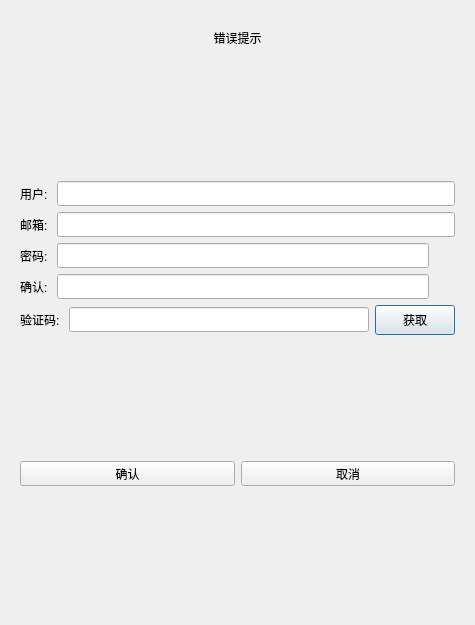
First picture: the form in client/registerdialog.ui, repository a2789551808-lgtm/chatprogram, before the edit.
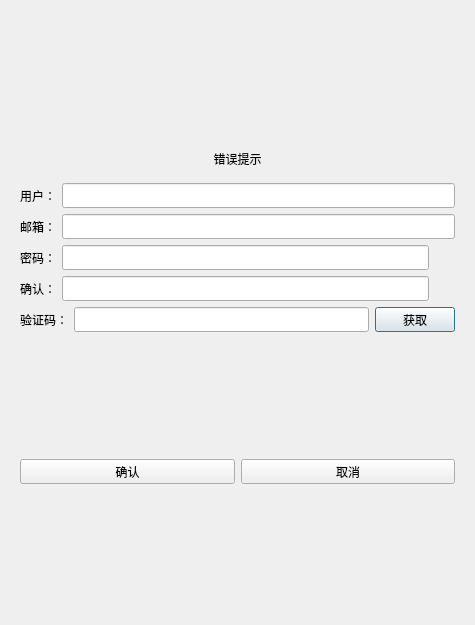
Second picture: the form after the edit. Custom widgets are drawn as their Qt base class.

Commit message: 添加了qt客户端登录后的各种界面，合并了客户端界面的代码；添加了chatserver2，修改了配置文件和重新生成了grpc的服务；在chatserver里添加了grpc的客户端，服务器和连接池类；添加了usermgr类来管理用户数据

Patch:
```diff
--- a/client/registerdialog.ui
+++ b/client/registerdialog.ui
@@ -35,6 +35,19 @@
        </property>
        <widget class="QWidget" name="page">
         <layout class="QVBoxLayout" name="verticalLayout_3">
+         <item>
+          <spacer name="verticalSpacer">
+           <property name="orientation">
+            <enum>Qt::Vertical</enum>
+           </property>
+           <property name="sizeHint" stdset="0">
+            <size>
+             <width>20</width>
+             <height>40</height>
+            </size>
+           </property>
+          </spacer>
+         </item>
          <item>
           <widget class="QWidget" name="widget" native="true">
            <layout class="QVBoxLayout" name="verticalLayout_4">
@@ -51,23 +64,10 @@
            </layout>
           </widget>
          </item>
-         <item>
-          <spacer name="verticalSpacer">
-           <property name="orientation">
-            <enum>Qt::Vertical</enum>
-           </property>
-           <property name="sizeHint" stdset="0">
-            <size>
-             <width>20</width>
-             <height>40</height>
-            </size>
-           </property>
-          </spacer>
-         </item>
          <item>
           <layout class="QHBoxLayout" name="horizontalLayout">
            <item>
-            <widget class="QLabel" name="user_lable">
+            <widget class="QLabel" name="user_label">
              <property name="minimumSize">
               <size>
                <width>0</width>
@@ -81,7 +81,7 @@
               </size>
              </property>
              <property name="text">
-              <string>用户: </string>
+              <string>用户：</string>
              </property>
             </widget>
            </item>
@@ -103,49 +103,10 @@
            </item>
           </layout>
          </item>
-         <item>
-          <layout class="QHBoxLayout" name="horizontalLayout_2">
-           <item>
-            <widget class="QLabel" name="email_lable">
-             <property name="minimumSize">
-              <size>
-               <width>0</width>
-               <height>25</height>
-              </size>
-             </property>
-             <property name="maximumSize">
-              <size>
-               <width>16777215</width>
-               <height>25</height>
-              </size>
-             </property>
-             <property name="text">
-              <string>邮箱: </string>
-             </property>
-            </widget>
-           </item>
-           <item>
-            <widget class="QLineEdit" name="email_edit">
-             <property name="minimumSize">
-              <size>
-               <width>0</width>
-               <height>25</height>
-              </size>
-             </property>
-             <property name="maximumSize">
-              <size>
-               <width>16777215</width>
-               <height>25</height>
-              </size>
-             </property>
-            </widget>
-           </item>
-          </layout>
-         </item>
          <item>
           <layout class="QHBoxLayout" name="horizontalLayout_3">
            <item>
-            <widget class="QLabel" name="pass_lable">
+            <widget class="QLabel" name="email_label">
              <property name="minimumSize">
               <size>
                <width>0</width>
@@ -159,7 +120,46 @@
               </size>
              </property>
              <property name="text">
-              <string>密码: </string>
+              <string>邮箱：</string>
+             </property>
+            </widget>
+           </item>
+           <item>
+            <widget class="QLineEdit" name="email_edit">
+             <property name="minimumSize">
+              <size>
+               <width>0</width>
+               <height>25</height>
+              </size>
+             </property>
+             <property name="maximumSize">
+              <size>
+               <width>16777215</width>
+               <height>25</height>
+              </size>
+             </property>
+            </widget>
+           </item>
+          </layout>
+         </item>
+         <item>
+          <layout class="QHBoxLayout" name="horizontalLayout_4">
+           <item>
+            <widget class="QLabel" name="pass_label">
+             <property name="minimumSize">
+              <size>
+               <width>0</width>
+               <height>25</height>
+              </size>
+             </property>
+             <property name="maximumSize">
+              <size>
+               <width>16777215</width>
+               <height>25</height>
+              </size>
+             </property>
+             <property name="text">
+              <string>密码：</string>
              </property>
             </widget>
            </item>
@@ -193,6 +193,9 @@
                <height>20</height>
               </size>
              </property>
+             <property name="styleSheet">
+              <string notr="true"/>
+             </property>
              <property name="text">
               <string/>
              </property>
@@ -201,9 +204,9 @@
           </layout>
          </item>
          <item>
-          <layout class="QHBoxLayout" name="horizontalLayout_4">
+          <layout class="QHBoxLayout" name="horizontalLayout_5">
            <item>
-            <widget class="QLabel" name="confirm_lable">
+            <widget class="QLabel" name="confirm_label">
              <property name="minimumSize">
               <size>
                <width>0</width>
@@ -217,7 +220,7 @@
               </size>
              </property>
              <property name="text">
-              <string>确认: </string>
+              <string>确认：</string>
              </property>
             </widget>
            </item>
@@ -251,6 +254,9 @@
                <height>20</height>
               </size>
              </property>
+             <property name="styleSheet">
+              <string notr="true"/>
+             </property>
              <property name="text">
               <string/>
              </property>
@@ -259,9 +265,9 @@
           </layout>
          </item>
          <item>
-          <layout class="QHBoxLayout" name="horizontalLayout_5">
+          <layout class="QHBoxLayout" name="horizontalLayout_6">
            <item>
-            <widget class="QLabel" name="varify_lable">
+            <widget class="QLabel" name="varify_label">
              <property name="minimumSize">
               <size>
                <width>0</width>
@@ -275,7 +281,7 @@
               </size>
              </property>
              <property name="text">
-              <string>验证码: </string>
+              <string>验证码：</string>
              </property>
             </widget>
            </item>
@@ -300,13 +306,13 @@
              <property name="minimumSize">
               <size>
                <width>0</width>
-               <height>30</height>
+               <height>25</height>
               </size>
              </property>
              <property name="maximumSize">
               <size>
                <width>16777215</width>
-               <height>30</height>
+               <height>25</height>
               </size>
              </property>
              <property name="text">
@@ -330,9 +336,9 @@
           </spacer>
          </item>
          <item>
-          <layout class="QHBoxLayout" name="horizontalLayout_6">
+          <layout class="QHBoxLayout" name="horizontalLayout_7">
            <item>
-            <widget class="QPushButton" name="confirm_btn">
+            <widget class="QPushButton" name="sure_btn">
              <property name="minimumSize">
               <size>
                <width>0</width>
@@ -389,7 +395,7 @@
        <widget class="QWidget" name="page_2">
         <layout class="QVBoxLayout" name="verticalLayout_5">
          <item>
-          <spacer name="verticalSpacer_4">
+          <spacer name="verticalSpacer_5">
            <property name="orientation">
             <enum>Qt::Vertical</enum>
            </property>
@@ -404,7 +410,7 @@
          <item>
           <widget class="QLabel" name="tip_lb">
            <property name="text">
-            <string>注册成功，5 秒后返回登录</string>
+            <string>注册成功，5 s后返回登录</string>
            </property>
            <property name="alignment">
             <set>Qt::AlignCenter</set>
@@ -422,7 +428,7 @@
           </widget>
          </item>
          <item>
-          <spacer name="verticalSpacer_5">
+          <spacer name="verticalSpacer_6">
            <property name="orientation">
             <enum>Qt::Vertical</enum>
            </property>
@@ -436,7 +442,7 @@
          </item>
          <item>
           <widget class="QWidget" name="widget_2" native="true">
-           <layout class="QHBoxLayout" name="horizontalLayout_7">
+           <layout class="QHBoxLayout" name="horizontalLayout_2">
             <item>
              <spacer name="horizontalSpacer">
               <property name="orientation">
@@ -451,7 +457,7 @@
              </spacer>
             </item>
             <item>
-             <widget class="QPushButton" name="pushButton">
+             <widget class="QPushButton" name="return_btn">
               <property name="minimumSize">
                <size>
                 <width>0</width>
@@ -465,7 +471,7 @@
                </size>
               </property>
               <property name="text">
-               <string>返回</string>
+               <string>返回登录</string>
               </property>
              </widget>
             </item>
@@ -486,7 +492,7 @@
           </widget>
          </item>
          <item>
-          <spacer name="verticalSpacer_6">
+          <spacer name="verticalSpacer_4">
            <property name="orientation">
             <enum>Qt::Vertical</enum>
            </property>
@@ -507,16 +513,16 @@
   </layout>
  </widget>
  <customwidgets>
-  <customwidget>
-   <class>TimerBtn</class>
-   <extends>QPushButton</extends>
-   <header location="global">timerbtn.h</header>
-  </customwidget>
   <customwidget>
    <class>ClickedLabel</class>
    <extends>QLabel</extends>
    <header>clickedlabel.h</header>
   </customwidget>
+  <customwidget>
+   <class>TimerBtn</class>
+   <extends>QPushButton</extends>
+   <header location="global">timerbtn.h</header>
+  </customwidget>
  </customwidgets>
  <resources/>
  <connections/>
```
The commit also changes 169 other files.
